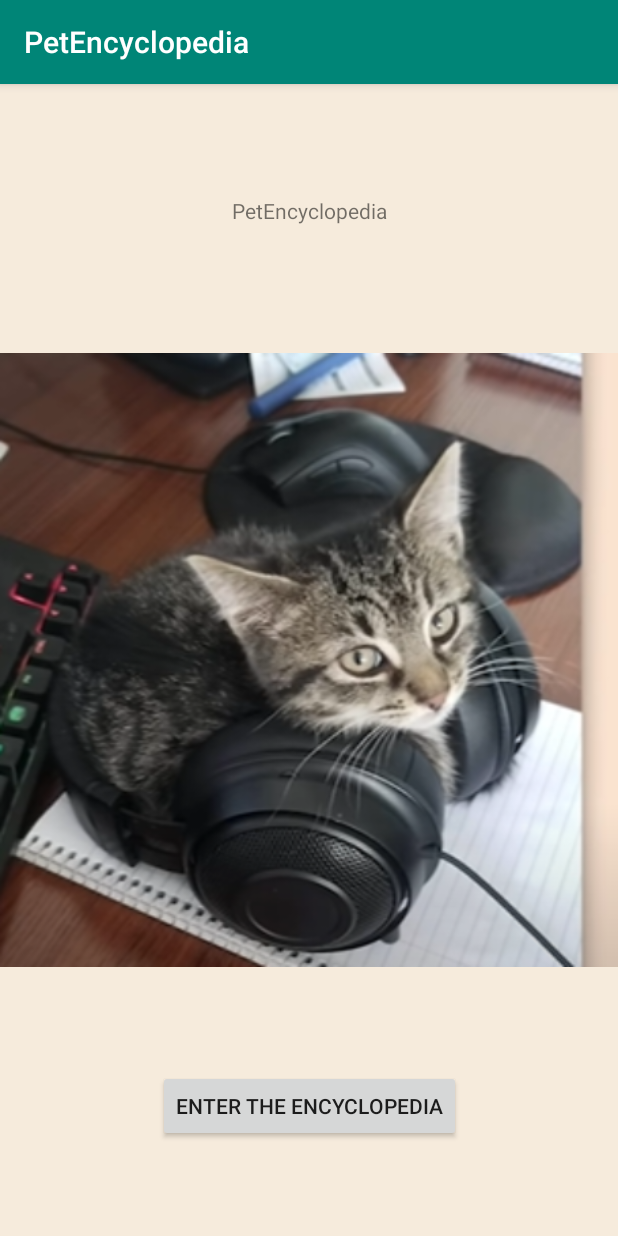
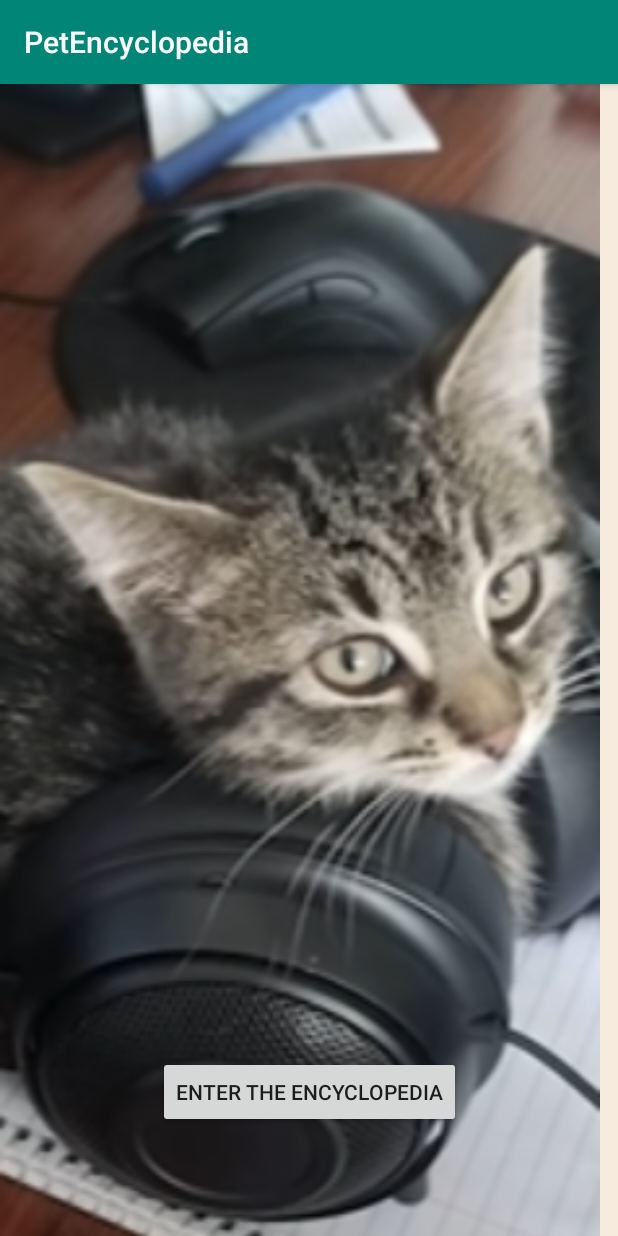
Before and after one commit to Arkani66/PetEncyclopedia, an Android app: the screen it shows after launch (MainActivity), on a phone screen of 412 x 824 dp. Run offline under Robolectric (Android 15) with nearby library versions, the phone set to English and light mode, and no system bars; 1 statement that could not run was skipped.

```diff
--- a/app/src/main/java/com/example/petencyclopedia/MainActivity.kt
+++ b/app/src/main/java/com/example/petencyclopedia/MainActivity.kt
@@ -6,6 +6,7 @@ import android.widget.Button
 import android.widget.TextView
 import android.widget.Toast
 import androidx.appcompat.app.AppCompatActivity
+import com.example.petencyclopedia.ui.Dog.DogListFragment
 
 class MainActivity : AppCompatActivity() {
 
--- a/app/src/main/java/com/example/petencyclopedia/Naviguation_Choice.kt
+++ b/app/src/main/java/com/example/petencyclopedia/Naviguation_Choice.kt
@@ -26,7 +26,7 @@ class Naviguation_Choice : AppCompatActivity() {
         // menu should be considered as top level destinations.
         val appBarConfiguration = AppBarConfiguration(
             setOf(
-                R.id.navigation_home, R.id.navigation_dashboard, R.id.navigation_notifications
+                R.id.navigation_dog, R.id.navigation_cat, R.id.navigation_notifications
             )
         )
         setupActionBarWithNavController(navController, appBarConfiguration)
--- a/app/src/main/java/com/example/petencyclopedia/ui/data_class/Image.kt
+++ b/app/src/main/java/com/example/petencyclopedia/ui/data_class/Image.kt
@@ -5,7 +5,7 @@ package com.example.petencyclopedia.ui.data_class
  */
 data class Image(
     var id : String,
-    var width : Double,
-    var height : Double,
+    var width : Int,
+    var height : Int,
     var url : String
 )
--- a/app/src/main/res/layout/activity_main.xml
+++ b/app/src/main/res/layout/activity_main.xml
@@ -19,23 +19,13 @@
     <ImageView
             android:id="@+id/bckgrnd_img"
             android:src="@drawable/chatetcasque"
-            android:layout_width="match_parent"
-            android:layout_height="match_parent"
+            android:layout_width="400dp"
+            android:layout_height="1024dp"
             app:layout_constraintBottom_toBottomOf="parent"
-            app:layout_constraintLeft_toLeftOf="parent"
-            app:layout_constraintRight_toRightOf="parent"
-            app:layout_constraintTop_toTopOf="parent"/>
+            app:layout_constraintTop_toTopOf="parent"
+            tools:ignore="MissingConstraints" />
 
-    <TextView
-            android:id="@+id/accueil_text"
-            android:layout_width="wrap_content"
-            android:layout_height="wrap_content"
-            android:text="@string/app_name"
-            app:layout_constraintVertical_bias="0.1"
-            app:layout_constraintBottom_toBottomOf="@+id/bckgrnd_img"
-            app:layout_constraintLeft_toLeftOf="parent"
-            app:layout_constraintRight_toRightOf="parent"
-            app:layout_constraintTop_toTopOf="parent"/>
+
     <Button
             android:id="@+id/accueil_button"
             android:layout_width="wrap_content"
@@ -45,6 +35,6 @@
             app:layout_constraintBottom_toBottomOf="parent"
             app:layout_constraintLeft_toLeftOf="parent"
             app:layout_constraintRight_toRightOf="parent"
-            app:layout_constraintTop_toBottomOf="@+id/accueil_text"/>
+            app:layout_constraintTop_toTopOf="parent"/>
 
 </androidx.constraintlayout.widget.ConstraintLayout>
--- a/app/src/main/res/menu/bottom_nav_menu.xml
+++ b/app/src/main/res/menu/bottom_nav_menu.xml
@@ -2,12 +2,12 @@
 <menu xmlns:android="http://schemas.android.com/apk/res/android">
 
     <item
-            android:id="@+id/navigation_home"
+            android:id="@+id/navigation_dog"
             android:icon="@drawable/ic_home_black_24dp"
             android:title="@string/title_doglist" />
 
     <item
-            android:id="@+id/navigation_dashboard"
+            android:id="@+id/navigation_cat"
             android:icon="@drawable/ic_dashboard_black_24dp"
             android:title="@string/title_catlist" />
 
--- a/app/src/main/res/navigation/mobile_navigation.xml
+++ b/app/src/main/res/navigation/mobile_navigation.xml
@@ -3,16 +3,16 @@
         xmlns:app="http://schemas.android.com/apk/res-auto"
         xmlns:tools="http://schemas.android.com/tools"
         android:id="@+id/mobile_navigation"
-        app:startDestination="@+id/navigation_home">
+        app:startDestination="@+id/navigation_dog">
 
     <fragment
-            android:id="@+id/navigation_home"
+            android:id="@+id/navigation_dog"
             android:name="com.example.petencyclopedia.ui.Dog.DogListFragment"
             android:label="@string/title_doglist"
             tools:layout="@layout/fragment_doglist" />
 
     <fragment
-            android:id="@+id/navigation_dashboard"
+            android:id="@+id/navigation_cat"
             android:name="com.example.petencyclopedia.ui.Cat.CatListFragment"
             android:label="@string/title_catlist"
             tools:layout="@layout/fragment_catlist" />
```
Also changed, not shown: app/src/main/java/com/example/petencyclopedia/list/Pokemon.kt (added, +8 -0 lines), app/src/main/java/com/example/petencyclopedia/list/PokemonAdapter.kt (added, +59 -0 lines), app/src/main/java/com/example/petencyclopedia/list/api/PokeApi.kt (added, +9 -0 lines), app/src/main/java/com/example/petencyclopedia/list/api/PokemonResponse.kt (added, +10 -0 lines), app/src/main/java/com/example/petencyclopedia/ui/Dog/DogListFragment.kt (+29 -19 lines), app/src/main/java/com/example/petencyclopedia/ui/Dog/DogViewModel.kt (renamed from app/src/main/java/com/example/petencyclopedia/ui/Dog/HomeViewModel.kt, +9 -2 lines), app/src/main/java/com/example/petencyclopedia/ui/Dog/dogAPI/Dog.kt (+9 -7 lines), app/src/main/java/com/example/petencyclopedia/ui/Dog/dogAPI/DogAPI.kt (+5 -2 lines), app/src/main/res/drawable/chatetcasque.PNG.
